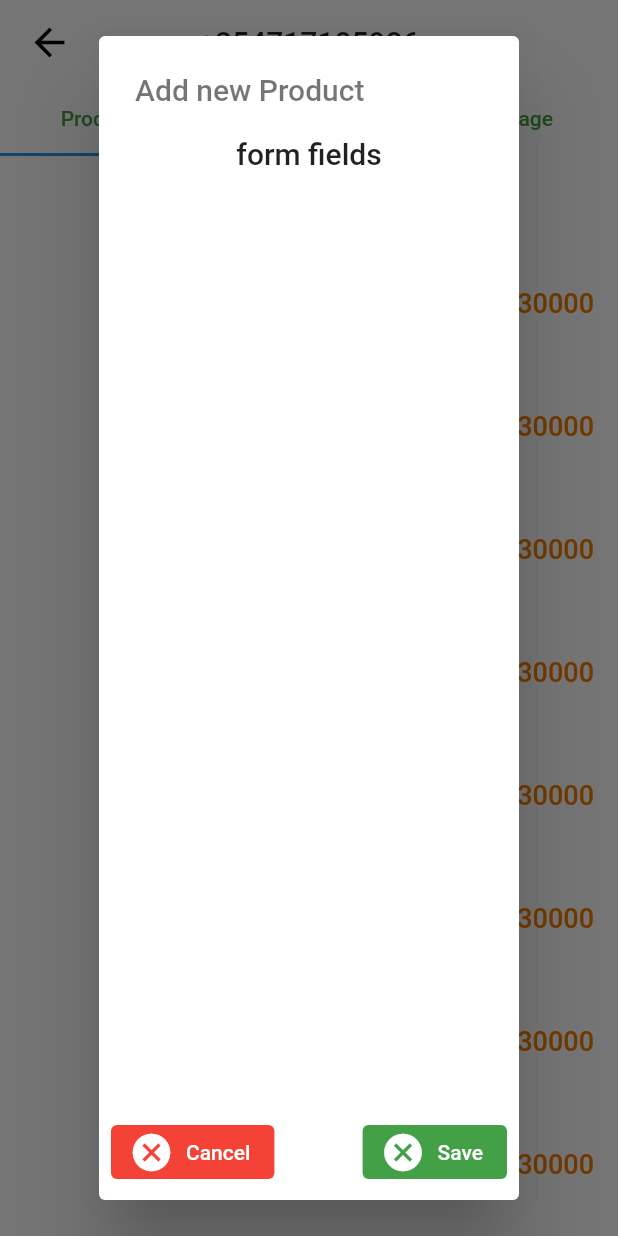
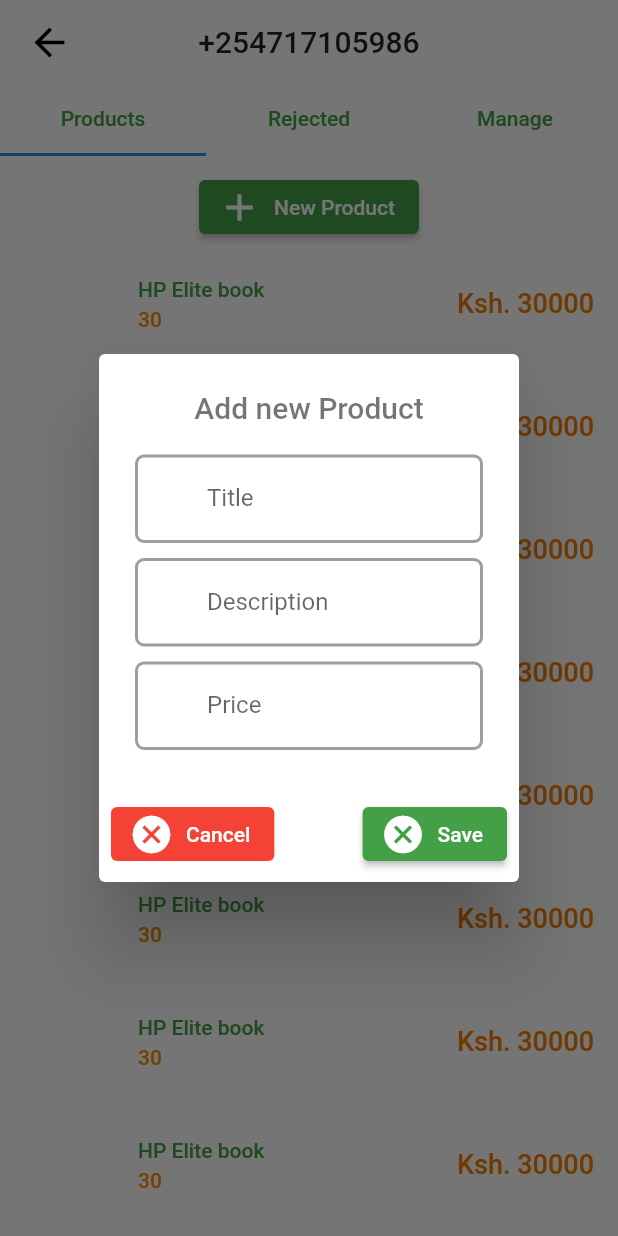
Before and after one commit to Brian-mula/shikisha_admin, a Flutter app: the Seller screen opened by its route, scrolled down 170 dp, after a tap on "New Product", on a phone screen of 412 x 824 dp. Run offline on Flutter 3.47's test engine with Material 2 defaults, Android fonts, the phone set to English and light mode, and no system bars; our stand-ins replace flutter_riverpod; network calls fail.

Commit message:
made changes to the form

```diff
--- /dev/null
+++ b/lib/widgets/custome_input.dart
@@ -0,0 +1,37 @@
+import 'package:flutter/material.dart';
+import 'package:flutter_riverpod/flutter_riverpod.dart';
+
+class CustomeInput extends ConsumerWidget {
+  const CustomeInput(
+      {super.key,
+      this.obscure,
+      this.icon,
+      required this.controller,
+      this.validator,
+      this.inputType,
+      required this.label});
+  final TextEditingController controller;
+  final bool? obscure;
+  final String? Function(String?)? validator;
+  final String label;
+  final IconData? icon;
+  final TextInputType? inputType;
+
+  @override
+  Widget build(BuildContext context, WidgetRef ref) {
+    return TextFormField(
+      keyboardType: inputType,
+      controller: controller,
+      obscureText: obscure ?? false,
+      decoration: InputDecoration(
+          labelText: label,
+          prefixIcon: Icon(icon),
+          focusedBorder: OutlineInputBorder(
+              borderRadius: BorderRadius.circular(6),
+              borderSide: BorderSide(color: Colors.blue.shade600, width: 2.0)),
+          enabledBorder: OutlineInputBorder(
+              borderRadius: BorderRadius.circular(6),
+              borderSide: BorderSide(color: Colors.grey.shade500, width: 2))),
+    );
+  }
+}
--- a/lib/widgets/products.dart
+++ b/lib/widgets/products.dart
@@ -1,5 +1,6 @@
 import 'package:flutter/material.dart';
 import 'package:flutter_riverpod/flutter_riverpod.dart';
+import 'package:shikishaadmin/widgets/custome_input.dart';
 import 'package:shikishaadmin/widgets/text_widget.dart';
 
 class Products extends ConsumerWidget {
@@ -7,6 +8,10 @@ class Products extends ConsumerWidget {
 
   @override
   Widget build(BuildContext context, WidgetRef ref) {
+    final formKey = GlobalKey<FormState>();
+    final TextEditingController titleController = TextEditingController();
+    final TextEditingController descriptionController = TextEditingController();
+    final TextEditingController priceController = TextEditingController();
     ThemeData theme = Theme.of(context);
     return Column(
       children: [
@@ -19,16 +24,58 @@ class Products extends ConsumerWidget {
                     MaterialStateProperty.all(Colors.green.shade600)),
             onPressed: () => showDialog(
                 context: context,
-                builder: (BuildContext context) => AlertDialog(
-                      title: InfoText(
+                builder: (BuildContext context) => Form(
+                    key: formKey,
+                    child: AlertDialog(
+                      scrollable: true,
+                      title: Center(
+                        child: InfoText(
                           text: "Add new Product",
                           textstyle: theme.textTheme.headline6!
                               .copyWith(color: Colors.black54),
                         ),
-                      content: Form(
-                        child: Column(
-                          children: const [InfoText(text: "form fields")],
                       ),
+                      content: Column(
+                        children: [
+                          CustomeInput(
+                              validator: (value) {
+                                if (value!.isEmpty) {
+                                  return "Title cannot be empty";
+                                }
+                                return null;
+                              },
+                              inputType: TextInputType.name,
+                              controller: titleController,
+                              label: "Title"),
+                          const SizedBox(
+                            height: 10,
+                          ),
+                          CustomeInput(
+                            validator: (value) {
+                              if (value!.isEmpty) {
+                                return "Description cannot be empty";
+                              }
+                              return null;
+                            },
+                            controller: descriptionController,
+                            label: "Description",
+                            inputType: TextInputType.multiline,
+                          ),
+                          const SizedBox(
+                            height: 10,
+                          ),
+                          CustomeInput(
+                            validator: (value) {
+                              if (value!.isEmpty) {
+                                return "Price cannot be empty";
+                              }
+                              return null;
+                            },
+                            controller: priceController,
+                            label: "Price",
+                            inputType: TextInputType.number,
+                          )
+                        ],
                       ),
                       actions: [
                         Row(
@@ -53,7 +100,23 @@ class Products extends ConsumerWidget {
                                 style: ButtonStyle(
                                     backgroundColor: MaterialStateProperty.all(
                                         Colors.green.shade600)),
-                                onPressed: null,
+                                onPressed: () async {
+                                  if (formKey.currentState!.validate()) {
+                                    ScaffoldMessenger.of(context)
+                                        .showSnackBar(SnackBar(
+                                            backgroundColor: Colors.white,
+                                            content: InfoText(
+                                              text: "Processing data",
+                                              textstyle: theme
+                                                  .textTheme.bodyLarge!
+                                                  .copyWith(
+                                                      color: Colors
+                                                          .green.shade600),
+                                            )));
+
+                                    // Navigator.of(context).pop();
+                                  }
+                                },
                                 icon: const Icon(
                                   Icons.cancel,
                                   size: 30,
@@ -67,7 +130,7 @@ class Products extends ConsumerWidget {
                           ],
                         )
                       ],
-                    )),
+                    ))),
             icon: const Icon(
               Icons.add,
               size: 30,
@@ -78,7 +141,9 @@ class Products extends ConsumerWidget {
               textstyle:
                   theme.textTheme.bodyLarge!.copyWith(color: Colors.white),
             )),
-        SizedBox(
+        SingleChildScrollView(
+          physics: const BouncingScrollPhysics(),
+          child: SizedBox(
             height: 650,
             child: ListView.builder(
               itemCount: 10,
@@ -114,6 +179,7 @@ class Products extends ConsumerWidget {
               ),
             ),
           ),
+        ),
       ],
     );
   }
```
Lines whose indentation alone changed are shown as unchanged.
